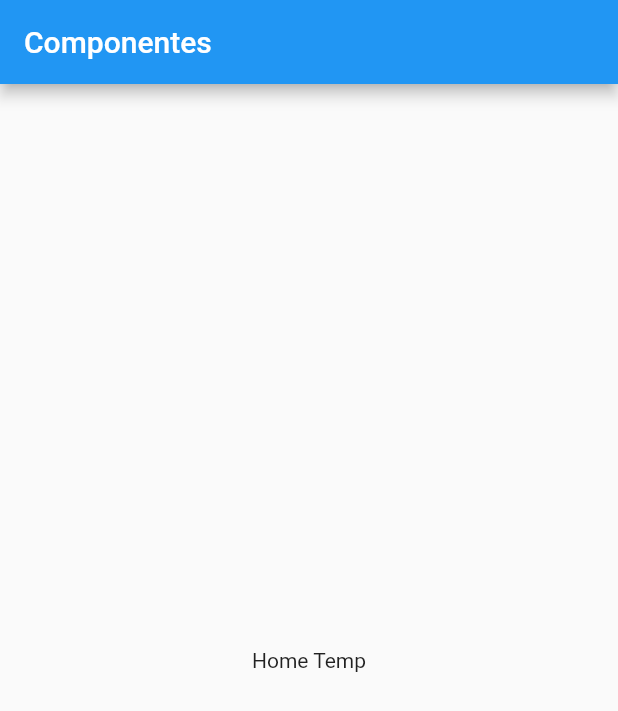
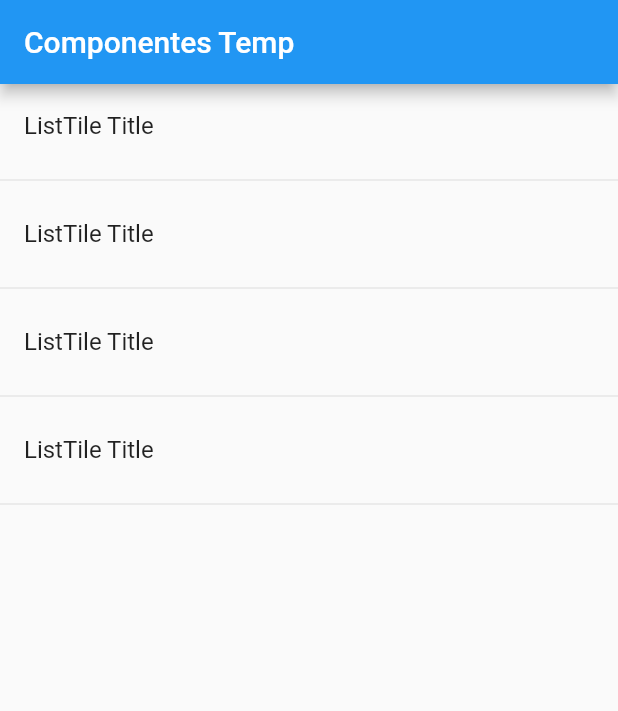
Before and after one commit to freddyarteaga/ComponentesFlutter, a Flutter app: the screen it shows after launch, on a phone screen of 412 x 824 dp. Shown: the top 711 px of the screen. Run offline on Flutter 3.47's test engine with Material 2 defaults, Android fonts, the phone set to English and light mode, and no system bars.

Commit message:
mostrar una lista de elementos

```diff
--- a/lib/main.dart
+++ b/lib/main.dart
@@ -7,13 +7,8 @@ class MyApp extends StatelessWidget {
   @override
   Widget build(BuildContext context) {
     return MaterialApp(
-      debugShowCheckedModeBanner: false,
-      title: 'Componentes App',
-      home: Scaffold(
-          appBar: AppBar(
-            title: Text('Componentes'),
-          ),
-          body: HomePageTemp()),
-    );
+        debugShowCheckedModeBanner: false,
+        title: 'Componentes App',
+        home: HomePageTemp());
   }
 }
--- a/lib/src/pages/home_temp.dart
+++ b/lib/src/pages/home_temp.dart
@@ -3,6 +3,30 @@ import 'package:flutter/material.dart';
 class HomePageTemp extends StatelessWidget {
   @override
   Widget build(BuildContext context) {
-    return Center(child: Text('Home Temp'));
+    return Scaffold(
+      appBar: AppBar(
+        title: Text('Componentes Temp'),
+      ),
+      body: ListView(
+        children: [
+          ListTile(
+            title: Text('ListTile Title'),
+          ),
+          Divider(),
+          ListTile(
+            title: Text('ListTile Title'),
+          ),
+          Divider(),
+          ListTile(
+            title: Text('ListTile Title'),
+          ),
+          Divider(),
+          ListTile(
+            title: Text('ListTile Title'),
+          ),
+          Divider(),
+        ],
+      ),
+    );
   }
 }
```
